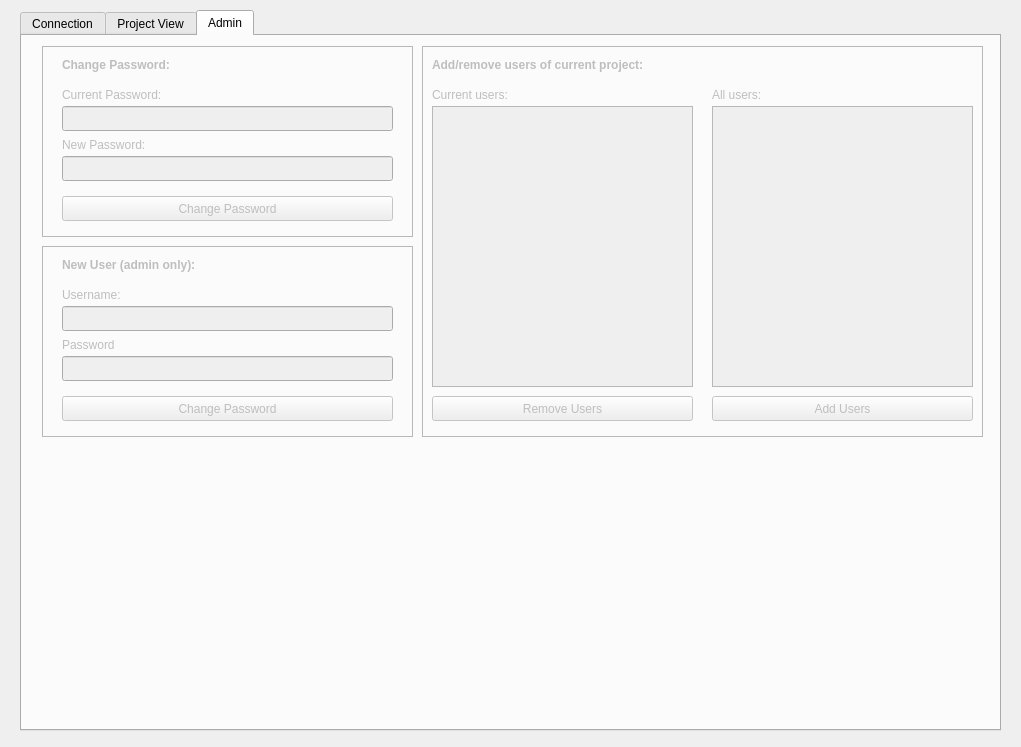
Before: the Qt Designer form main.ui in Martyx00/CollaRE, drawn with Qt 5.
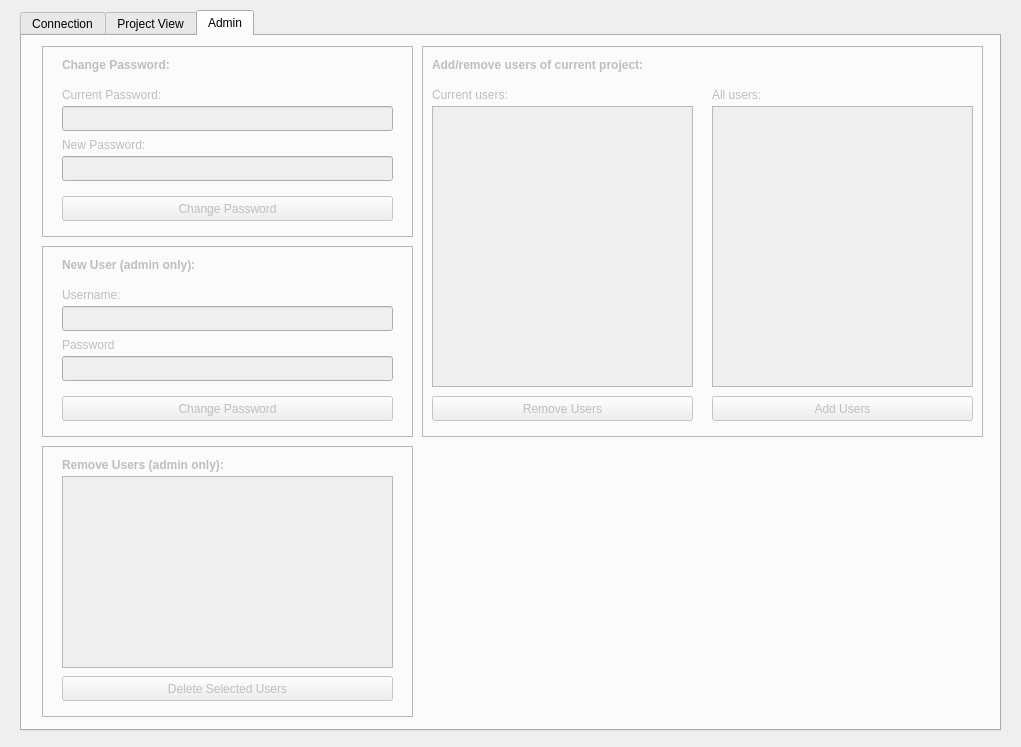
After: the same form once the commit is applied. The open tabs and pages were chosen to show the change.

Commit message: delete global users

What changed in the file:
```diff
--- a/main.ui
+++ b/main.ui
@@ -700,6 +700,64 @@
       </property>
      </widget>
     </widget>
+    <widget class="QFrame" name="deleteGlobalUsersFrame">
+     <property name="geometry">
+      <rect>
+       <x>20</x>
+       <y>410</y>
+       <width>371</width>
+       <height>271</height>
+      </rect>
+     </property>
+     <property name="frameShape">
+      <enum>QFrame::StyledPanel</enum>
+     </property>
+     <property name="frameShadow">
+      <enum>QFrame::Raised</enum>
+     </property>
+     <widget class="QLabel" name="deleteGlobalUsersLabel">
+      <property name="geometry">
+       <rect>
+        <x>20</x>
+        <y>10</y>
+        <width>201</width>
+        <height>17</height>
+       </rect>
+      </property>
+      <property name="font">
+       <font>
+        <weight>75</weight>
+        <bold>true</bold>
+       </font>
+      </property>
+      <property name="text">
+       <string>Remove Users (admin only):</string>
+      </property>
+     </widget>
+     <widget class="QListWidget" name="deleteGlobalUsersList">
+      <property name="geometry">
+       <rect>
+        <x>20</x>
+        <y>30</y>
+        <width>331</width>
+        <height>192</height>
+       </rect>
+      </property>
+     </widget>
+     <widget class="QPushButton" name="deleteGlobalUsersButton">
+      <property name="geometry">
+       <rect>
+        <x>20</x>
+        <y>230</y>
+        <width>331</width>
+        <height>25</height>
+       </rect>
+      </property>
+      <property name="text">
+       <string>Delete Selected Users</string>
+      </property>
+     </widget>
+    </widget>
    </widget>
   </widget>
  </widget>
```
Left out of the diff: 2 changed lines with no effect on the pictures. The commit also changes 1 other file.
